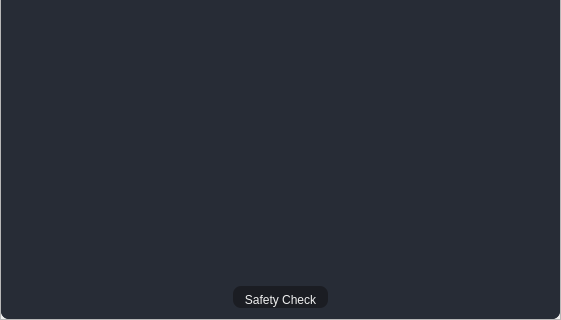
The window that VisionApp/ExtendedMenu.ui (AtlasJ/Pogo) describes before a commit, drawn with Qt 5; both pictures show x 0 to 561 and y 513 to 833 of the 561 by 833 pixel window.
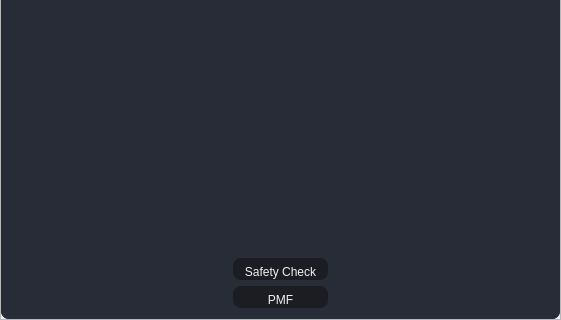
The same window after the commit. The open tabs and pages were chosen to show the change. Icons and pictures are not drawn.

```diff
--- a/VisionApp/ExtendedMenu.ui
+++ b/VisionApp/ExtendedMenu.ui
@@ -706,6 +706,35 @@
                 </property>
                </widget>
               </item>
+              <item row="10" column="0">
+               <widget class="QToolButton" name="toolButtonPMF">
+                <property name="minimumSize">
+                 <size>
+                  <width>95</width>
+                  <height>0</height>
+                 </size>
+                </property>
+                <property name="toolTip">
+                 <string>Load a Pogo Mapping File and read its pogo block positions.</string>
+                </property>
+                <property name="text">
+                 <string>PMF</string>
+                </property>
+                <property name="icon">
+                 <iconset resource="VisionApp.qrc">
+                  <normaloff>:/8Icon/Icon/icon8/icons8-file-50.png</normaloff>:/8Icon/Icon/icon8/icons8-file-50.png</iconset>
+                </property>
+                <property name="iconSize">
+                 <size>
+                  <width>60</width>
+                  <height>60</height>
+                 </size>
+                </property>
+                <property name="toolButtonStyle">
+                 <enum>Qt::ToolButtonTextUnderIcon</enum>
+                </property>
+               </widget>
+              </item>
              </layout>
             </widget>
            </widget>
```
